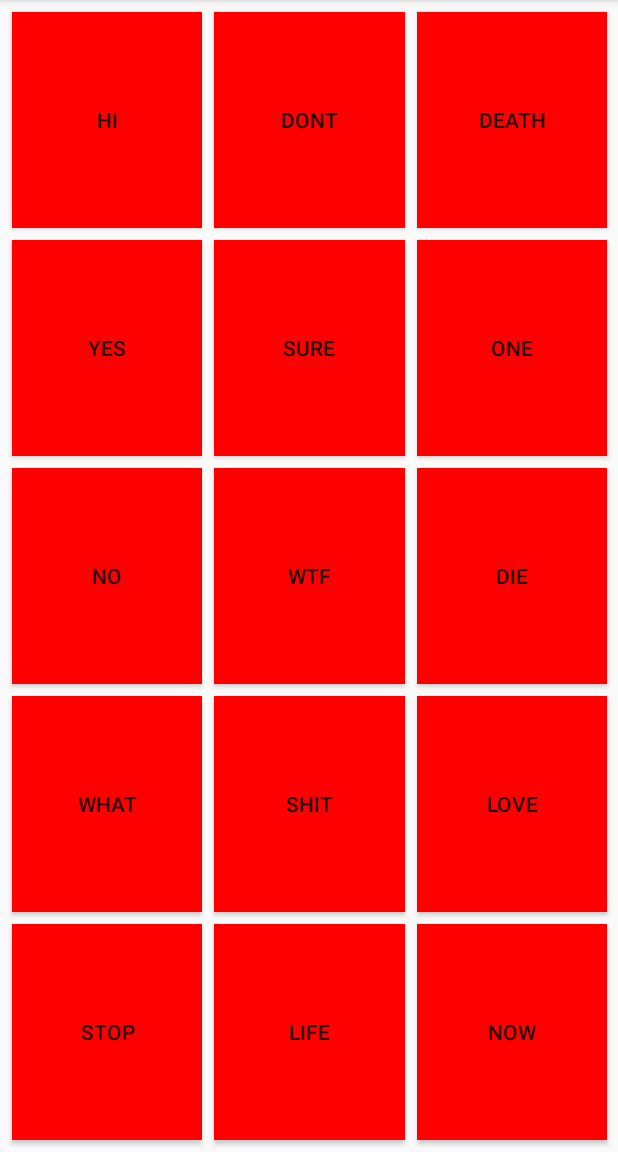
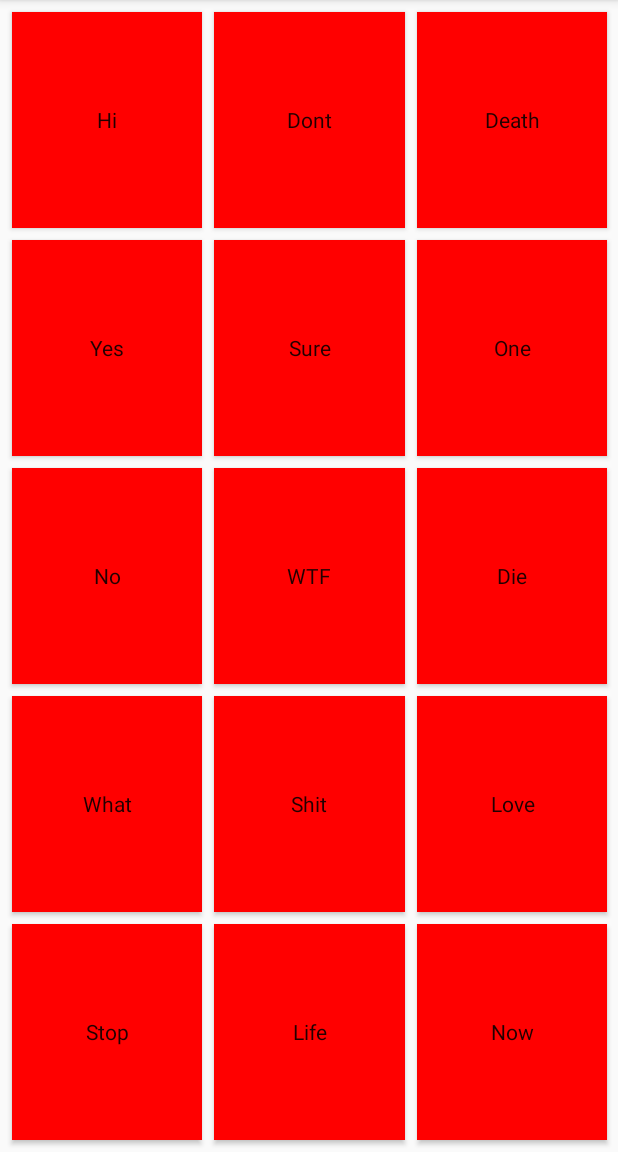
Before and after one commit to Seanitzel/Voice-Player, an Android app: the screen it shows after launch (MainActivity), on a phone screen of 412 x 824 dp, the part 84-1236 px from its top. Run offline under Robolectric (Android 15) with nearby library versions, the phone set to English and light mode, and no system bars.

Commit message:
added font and arranged setup

```diff
--- a/app/src/main/java/com/example/seanitzel/bloop/MainActivity.java
+++ b/app/src/main/java/com/example/seanitzel/bloop/MainActivity.java
@@ -1,6 +1,7 @@
 package com.example.seanitzel.bloop;
 
 import android.graphics.Color;
+import android.graphics.Typeface;
 import android.graphics.drawable.ColorDrawable;
 import android.media.MediaPlayer;
 import android.support.v7.app.AppCompatActivity;
@@ -60,6 +61,8 @@ public class MainActivity extends AppCompatActivity {
             btns[i] = (Button) findViewById(BUTTON_IDS[i]);
             btns[i].setBackgroundColor(0xFFFF0000);
             btns[i].setText(BUTTON_LABELS[i]);
+            btns[i].setAllCaps(false);
+            btns[i].setTypeface(Typeface.SANS_SERIF);
             btns[i].setOnClickListener(new View.OnClickListener() {
                 @Override
                 public void onClick(View view) {
--- a/app/src/main/res/layout/activity_main.xml
+++ b/app/src/main/res/layout/activity_main.xml
@@ -18,6 +18,7 @@
         android:layout_marginStart="8dp"
         android:layout_marginTop="8dp"
         android:text="Harmony"
+        android:textAllCaps="false"
         app:layout_constraintBottom_toTopOf="@+id/btn2"
         app:layout_constraintEnd_toStartOf="@+id/btn6"
         app:layout_constraintStart_toStartOf="parent"
@@ -32,8 +33,7 @@
         android:layout_marginLeft="8dp"
         android:layout_marginRight="8dp"
         android:layout_marginStart="8dp"
-        android:text="Little Bunny"
-        app:layout_constraintBottom_toTopOf="@+id/btn3"
+        android:text="Little Bunny" app:layout_constraintBottom_toTopOf="@+id/btn3"
         app:layout_constraintEnd_toStartOf="@+id/btn7"
         app:layout_constraintStart_toStartOf="parent"
         app:layout_constraintTop_toBottomOf="@+id/btn1" />
@@ -48,6 +48,7 @@
         android:layout_marginRight="8dp"
         android:layout_marginStart="8dp"
         android:text="Stop Fucking Lyin'"
+        android:typeface="monospace"
         app:layout_constraintBottom_toTopOf="@+id/btn4"
         app:layout_constraintEnd_toStartOf="@+id/btn8"
         app:layout_constraintStart_toStartOf="parent"
```
